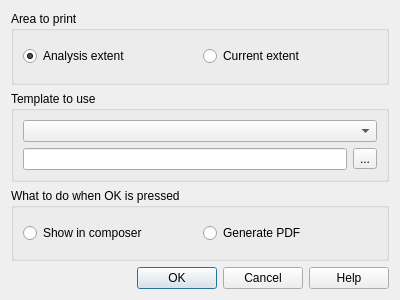
Above: safe_qgis/ui/impact_report_dialog_base.ui from inasafe/inasafe before the change. Below: the same form after it.
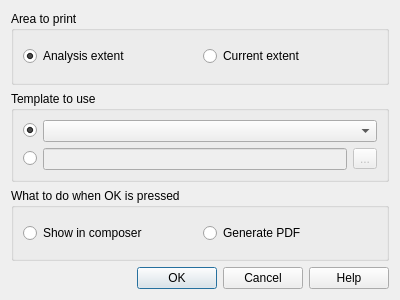
That is the form after the change.

Commit message: add radiobuttons, so only one report can be selected

Diff of the .ui file:
```diff
--- a/safe_qgis/ui/impact_report_dialog_base.ui
+++ b/safe_qgis/ui/impact_report_dialog_base.ui
@@ -46,19 +46,43 @@
       <string>Template to use</string>
      </property>
      <layout class="QGridLayout" name="gridLayout">
-      <item row="2" column="0">
-       <widget class="QLineEdit" name="template_path"/>
+      <item row="1" column="1">
+       <widget class="QLineEdit" name="template_path">
+        <property name="enabled">
+         <bool>false</bool>
+        </property>
+       </widget>
       </item>
-      <item row="2" column="1">
+      <item row="0" column="0">
+       <widget class="QRadioButton" name="default_template_radio">
+        <property name="text">
+         <string/>
+        </property>
+        <property name="checked">
+         <bool>true</bool>
+        </property>
+       </widget>
+      </item>
+      <item row="1" column="2">
        <widget class="QToolButton" name="template_chooser">
+        <property name="enabled">
+         <bool>false</bool>
+        </property>
         <property name="text">
          <string>...</string>
         </property>
        </widget>
       </item>
-      <item row="1" column="0" colspan="2">
+      <item row="0" column="1" colspan="2">
        <widget class="QComboBox" name="template_combo"/>
       </item>
+      <item row="1" column="0">
+       <widget class="QRadioButton" name="custom_template_radio">
+        <property name="text">
+         <string/>
+        </property>
+       </widget>
+      </item>
      </layout>
     </widget>
    </item>
```
The commit also changes 2 other files.
